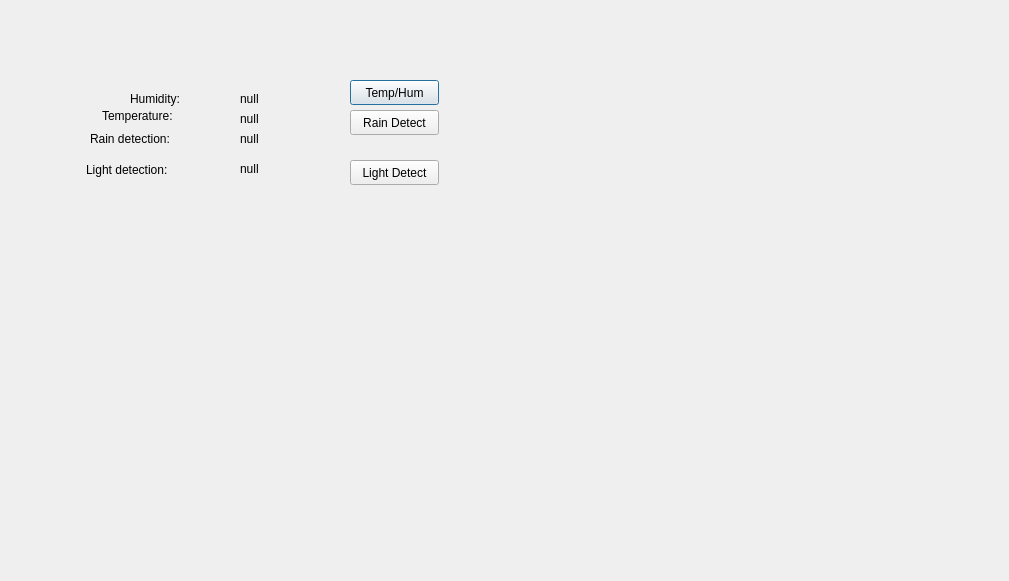
The window that WeatherStation/WeatherStation/dialog.ui (petarstamenkovic/WeatherStation_RPi_Project) describes before a commit, drawn with Qt 5.
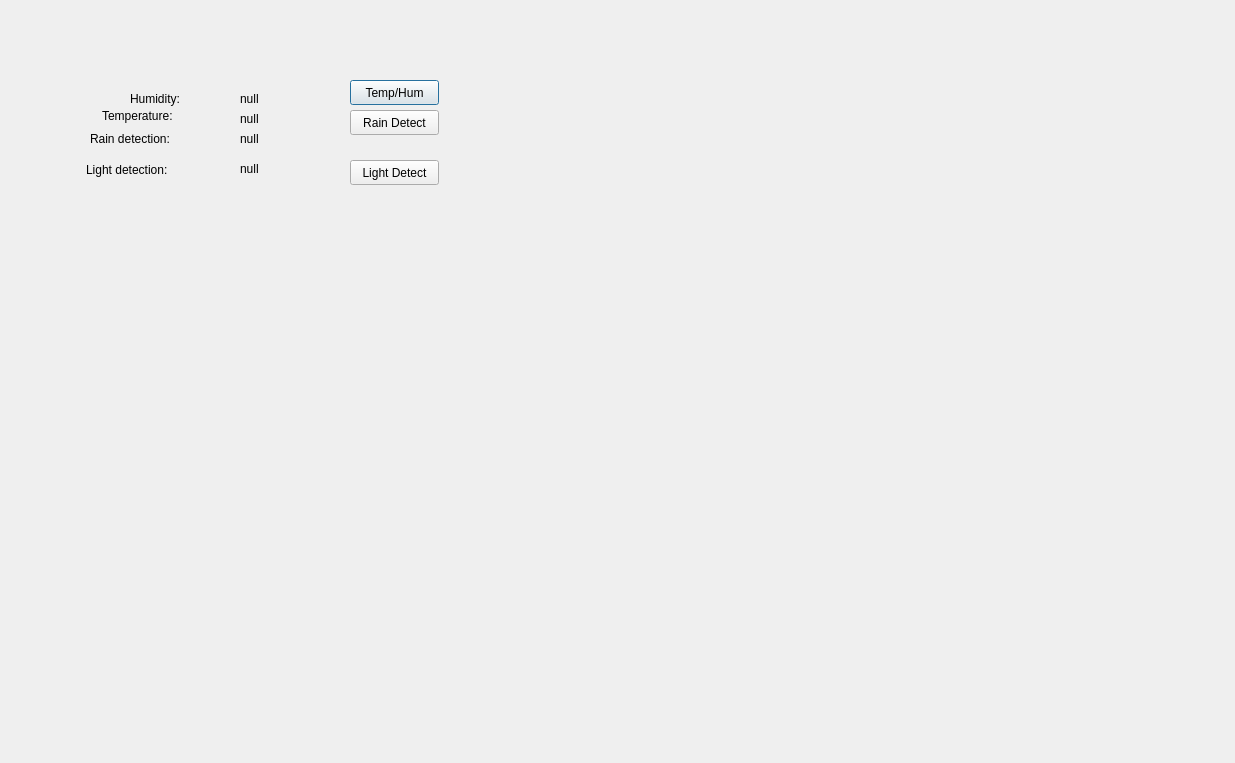
The same window after the commit.

Patch:
```diff
--- a/WeatherStation/WeatherStation/dialog.ui
+++ b/WeatherStation/WeatherStation/dialog.ui
@@ -6,8 +6,8 @@
    <rect>
     <x>0</x>
     <y>0</y>
-    <width>1009</width>
-    <height>581</height>
+    <width>1235</width>
+    <height>763</height>
    </rect>
   </property>
   <property name="windowTitle">
@@ -156,6 +156,17 @@
     <string>null</string>
    </property>
   </widget>
+  <widget class="QWidget" name="verticalLayoutWidget">
+   <property name="geometry">
+    <rect>
+     <x>20</x>
+     <y>330</y>
+     <width>641</width>
+     <height>401</height>
+    </rect>
+   </property>
+   <layout class="QVBoxLayout" name="verticalLayout"/>
+  </widget>
  </widget>
  <resources/>
  <connections/>
```
